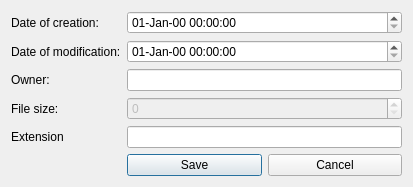
The window that src/Forms/WindowMetadata/windowmetadata.ui (Rasakhatskiy/Labs_S4_OOOP_L01) describes before a commit, drawn with Qt 5.
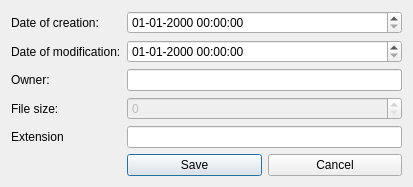
The same window after the commit. Icons and pictures are not drawn.

```diff
--- a/src/Forms/WindowMetadata/windowmetadata.ui
+++ b/src/Forms/WindowMetadata/windowmetadata.ui
@@ -40,7 +40,7 @@
       </sizepolicy>
      </property>
      <property name="displayFormat">
-      <string>dd-MMM-yy HH:mm:ss</string>
+      <string>dd-MM-yyyy HH:mm:ss</string>
      </property>
     </widget>
    </item>
@@ -66,7 +66,7 @@
       </sizepolicy>
      </property>
      <property name="displayFormat">
-      <string>dd-MMM-yy HH:mm:ss</string>
+      <string>dd-MM-yyyy HH:mm:ss</string>
      </property>
     </widget>
    </item>
```
